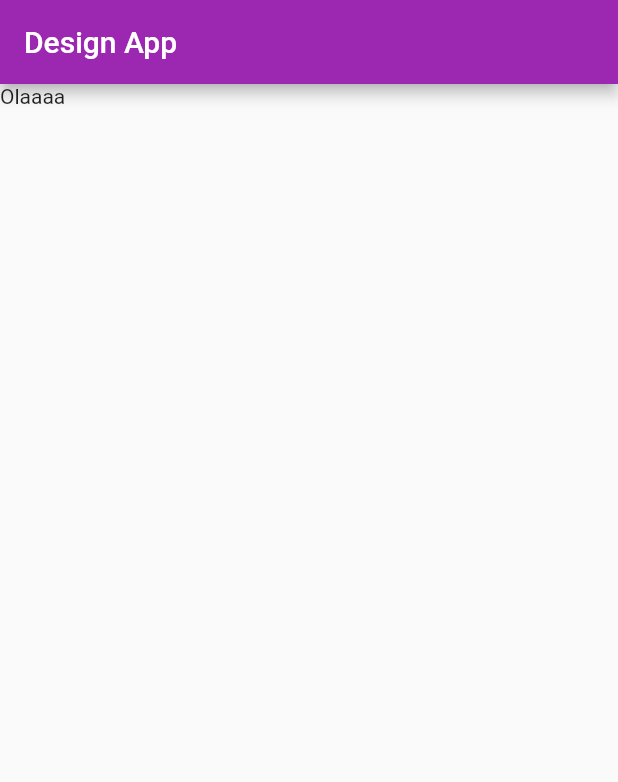
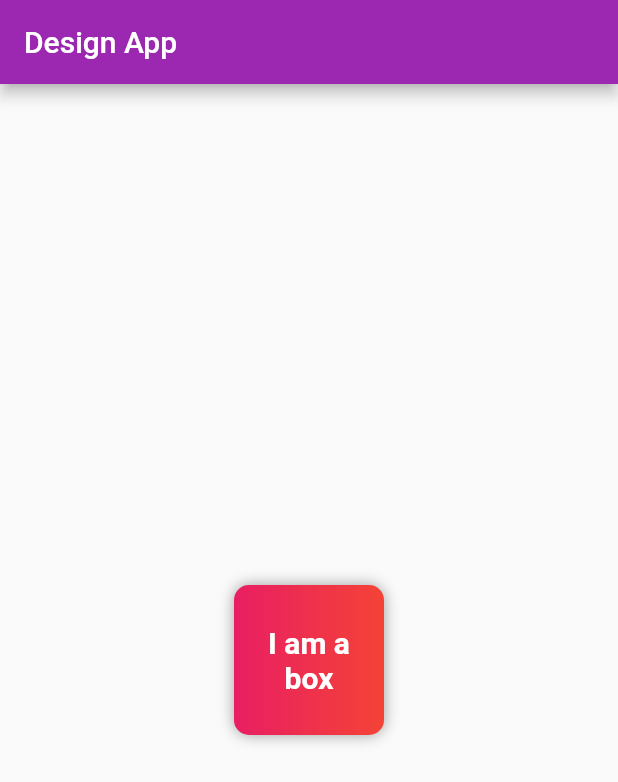
Before and after one commit to vinnAnony/design-app, a Flutter app: the screen it shows after launch, on a phone screen of 412 x 824 dp. Shown: the top 782 px of the screen. Run offline on Flutter 3.47's test engine with Material 2 defaults, Android fonts, the phone set to English and light mode, and no system bars.

Commit message:
basic styling of a box

```diff
--- a/lib/main.dart
+++ b/lib/main.dart
@@ -14,8 +14,26 @@ class HomePage extends StatelessWidget {
       appBar: AppBar(
         title: Text("Design App"),
       ),
-      body: Container(
-        child: Text("Olaaaa"),
+      body: Center(
+        child: Container(
+          padding: const EdgeInsets.all(10),
+          width: 100,
+          height: 100,
+          alignment: Alignment.center,
+          decoration: BoxDecoration(
+              color: Colors.red,
+              borderRadius: BorderRadius.circular(10),
+              gradient: LinearGradient(colors: [Colors.pink, Colors.red]),
+              boxShadow: [
+                BoxShadow(color: Colors.grey, blurRadius: 8),
+              ]),
+          child: Text(
+            "I am a box",
+            textAlign: TextAlign.center,
+            style: TextStyle(
+                fontSize: 20, color: Colors.white, fontWeight: FontWeight.bold),
+          ),
+        ),
       ),
     );
   }
```
